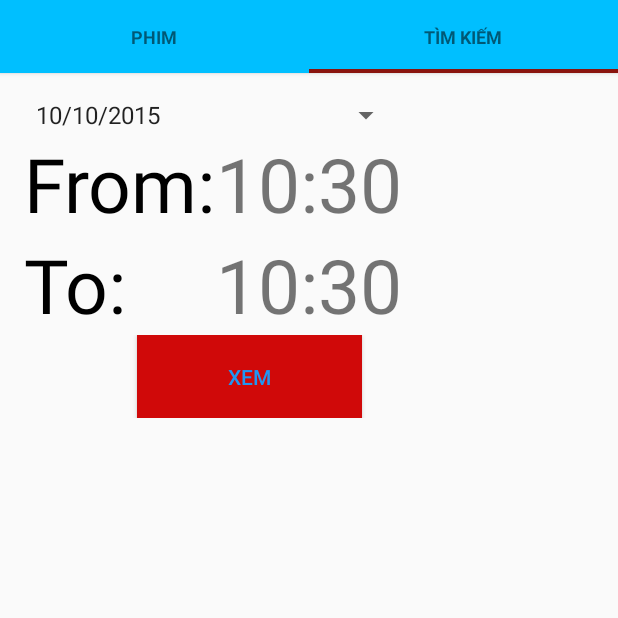
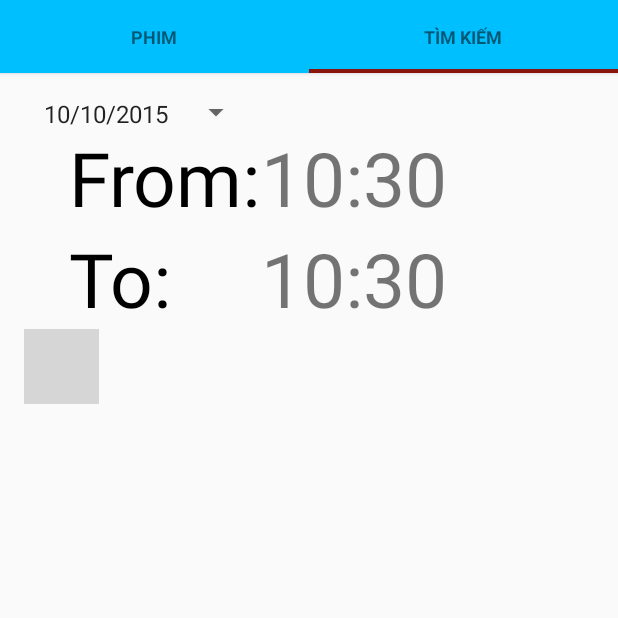
Before and after one commit to DatHT/FilmHCI, an Android app: the screen it shows after launch (MainActivity), after a tap on "TÌM KIẾM", on a phone screen of 412 x 824 dp, the top half of it. Run offline under Robolectric (Android 15) with nearby library versions, the phone set to English and light mode, and no system bars; our stand-ins replace Picasso; libraries missing offline, so code that uses them is left out: android.support.v7; pictures from the network do not load; 1 statement that could not run was skipped; grey boxes are pictures that could not be loaded.

Commit message:
Update full :))

```diff
--- a/app/src/main/java/com/fpt/hci/tabs/TabSearch.java
+++ b/app/src/main/java/com/fpt/hci/tabs/TabSearch.java
@@ -15,6 +15,7 @@ import android.view.ViewGroup;
 import android.widget.Button;
 import android.widget.DatePicker;
 import android.widget.EditText;
+import android.widget.ImageButton;
 import android.widget.TabHost;
 import android.widget.TextView;
 
@@ -30,7 +31,7 @@ import java.util.Calendar;
  */
 public class TabSearch extends Fragment {
 
-    Button btnSubmit;
+    ImageButton btnSubmit;
     TextView txtTimeFrom;
     TextView txtTimeTo;
 
@@ -39,7 +40,7 @@ public class TabSearch extends Fragment {
         View v = inflater.inflate(R.layout.tab_search, container, false);
         txtTimeFrom = (TextView) v.findViewById(R.id.txtTimeFrom);
         txtTimeTo = (TextView) v.findViewById(R.id.txtTimeTo);
-        btnSubmit = (Button) v.findViewById(R.id.btnSubmit);
+        btnSubmit = (ImageButton) v.findViewById(R.id.btnSubmit);
         final Calendar c = Calendar.getInstance();
         int hour = c.get(Calendar.HOUR_OF_DAY);
         int minute = c.get(Calendar.MINUTE);
--- a/app/src/main/res/layout/tab_search.xml
+++ b/app/src/main/res/layout/tab_search.xml
@@ -27,11 +27,12 @@
                 <Spinner
                     android:id="@+id/currentDate"
                     android:layout_width="match_parent"
-                    android:layout_height="fill_parent"
-                    android:layout_column="0"
-                    android:layout_span="2"
+                    android:layout_height="20dp"
+                    android:layout_gravity="center"
                     android:entries="@array/date"/>
-
+                <TextView
+                    android:layout_height="20dp"
+                    />
             </TableRow>
 
             <TableRow
@@ -41,6 +42,7 @@
                 <TextView
                     android:layout_width="wrap_content"
                     android:layout_height="wrap_content"
+                    android:layout_marginLeft="30dp"
                     android:text="From:"
                     android:textColor="@android:color/black"
                     android:textSize="50dp"
@@ -65,6 +67,7 @@
                 <TextView
                     android:layout_width="wrap_content"
                     android:layout_height="wrap_content"
+                    android:layout_marginLeft="30dp"
                     android:text="To:"
                     android:textColor="@android:color/black"
                     android:textSize="50dp"
@@ -89,26 +92,14 @@
                 android:layout_width="wrap_content"
                 android:layout_height="wrap_content">
 
-                <Button
+                <ImageButton
                     android:id="@+id/btnSubmit"
-                    android:layout_width="150dp"
-                    android:layout_height="55dp"
-                    android:layout_marginLeft="75dp"
-                    android:padding="5dip"
-                    android:textColor="#2196f3"
-                    android:text="Xem"
-                    android:background="#d00909" />
+                    android:layout_width="50dp"
+                    android:layout_height="50dp"
+                    android:src="@drawable/ic_search"
+                    android:layout_gravity="center" />
 
             </TableRow>
         </TableLayout>
     </LinearLayout>
-
-    <DatePicker
-        android:id="@+id/datePicker"
-        android:layout_width="wrap_content"
-        android:layout_height="wrap_content"
-        android:layout_alignParentStart="true"
-        android:layout_alignParentTop="true"
-        android:layout_marginStart="470dp"
-        android:layout_marginTop="98dp" />
 </RelativeLayout>
```
